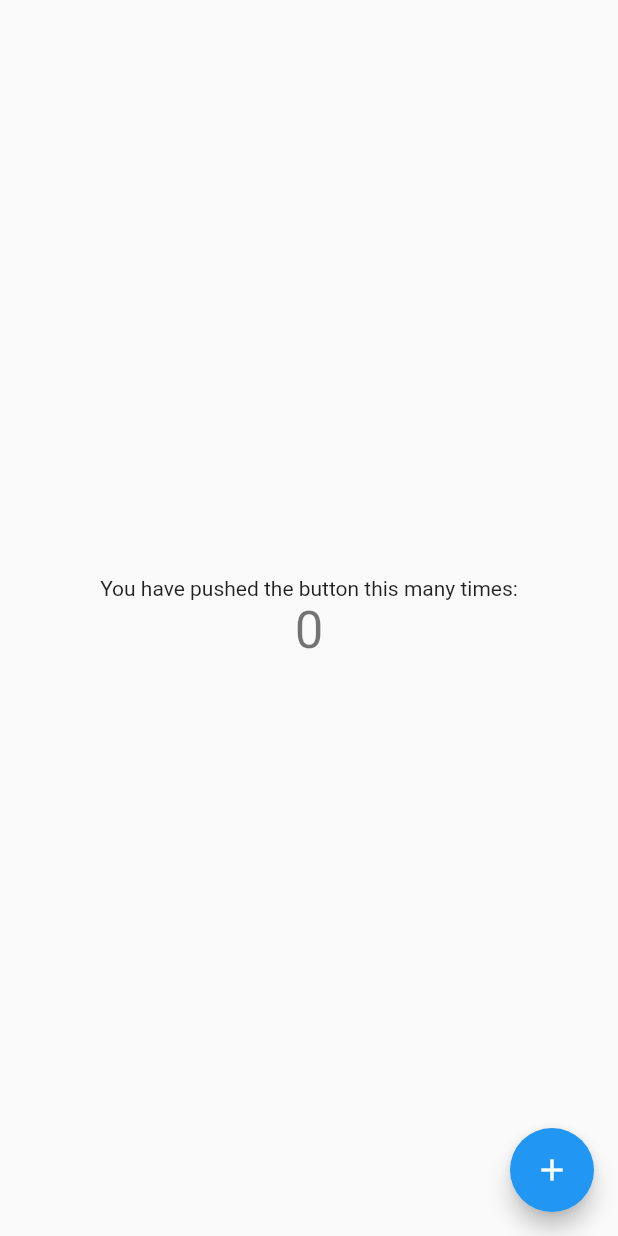
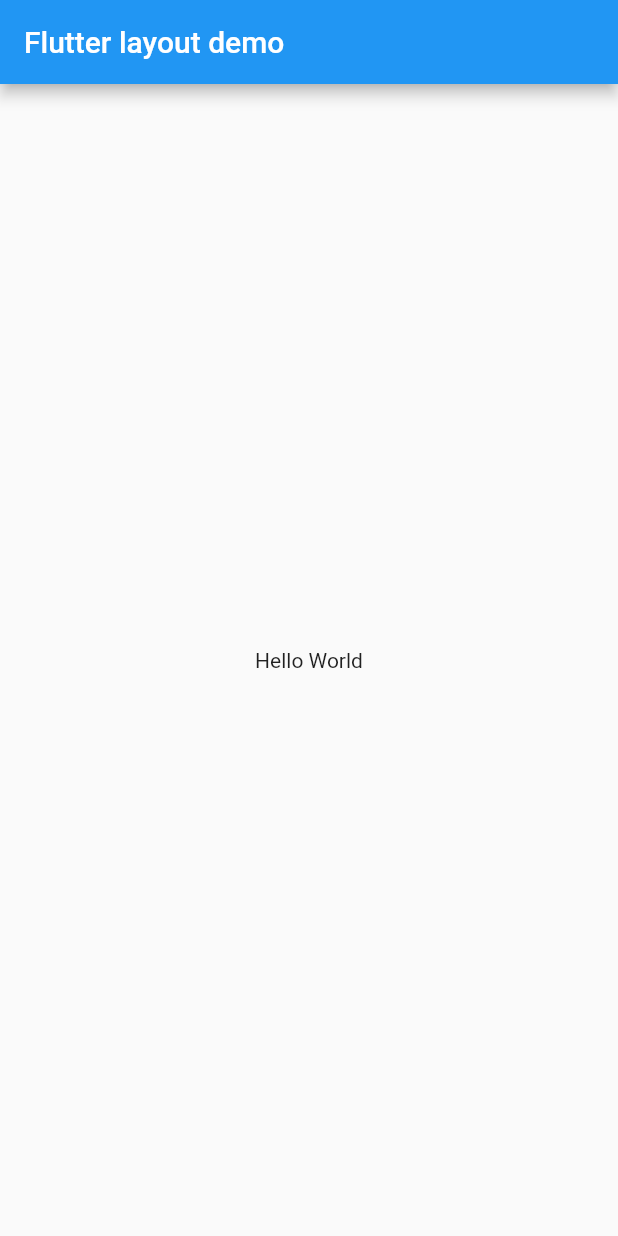
Before and after one commit to tsukahara-hirokazu/flutter-sample, a Flutter app: the screen it shows after launch, on a phone screen of 412 x 824 dp. Run offline on Flutter 3.47's test engine with Material 2 defaults, Android fonts, the phone set to English and light mode, and no system bars.

Commit message:
3.2.1.4 Flutter layout demo on Material Design

```diff
--- a/lib/main.dart
+++ b/lib/main.dart
@@ -2,43 +2,18 @@ import 'package:flutter/material.dart';
 
 void main() => runApp(MyApp());
 
-class MyApp extends StatefulWidget {
-  @override
-  _MyAppState createState() => _MyAppState();
-}
-
-class _MyAppState extends State<MyApp> {
-  int _counter = 0;
-
-  void _incrementCounter() {
-    setState(() {
-      _counter++;
-    });
-  }
-
+class MyApp extends StatelessWidget {
   @override
   Widget build(BuildContext context) => MaterialApp(
-        title: "Flutter Demo",
-        theme: ThemeData(
-          primarySwatch: Colors.blue,
-        ),
+        title: "Flutter layout Demo",
         home: Scaffold(
+          appBar: AppBar(
+            title: Text("Flutter layout demo"),
+          ),
           body: Center(
-            child: Column(
-              mainAxisAlignment: MainAxisAlignment.center,
-              children: <Widget>[
-                Text("You have pushed the button this many times:"),
-                Text(
-                  '$_counter',
-                  style: Theme.of(context).textTheme.display1,
-                ),
-              ],
+            child: Text(
+              "Hello World",
             ),
-          ),
-          floatingActionButton: FloatingActionButton(
-            onPressed: _incrementCounter,
-            tooltip: 'Increment',
-            child: Icon(Icons.add),
           ),
         ),
       );
```
